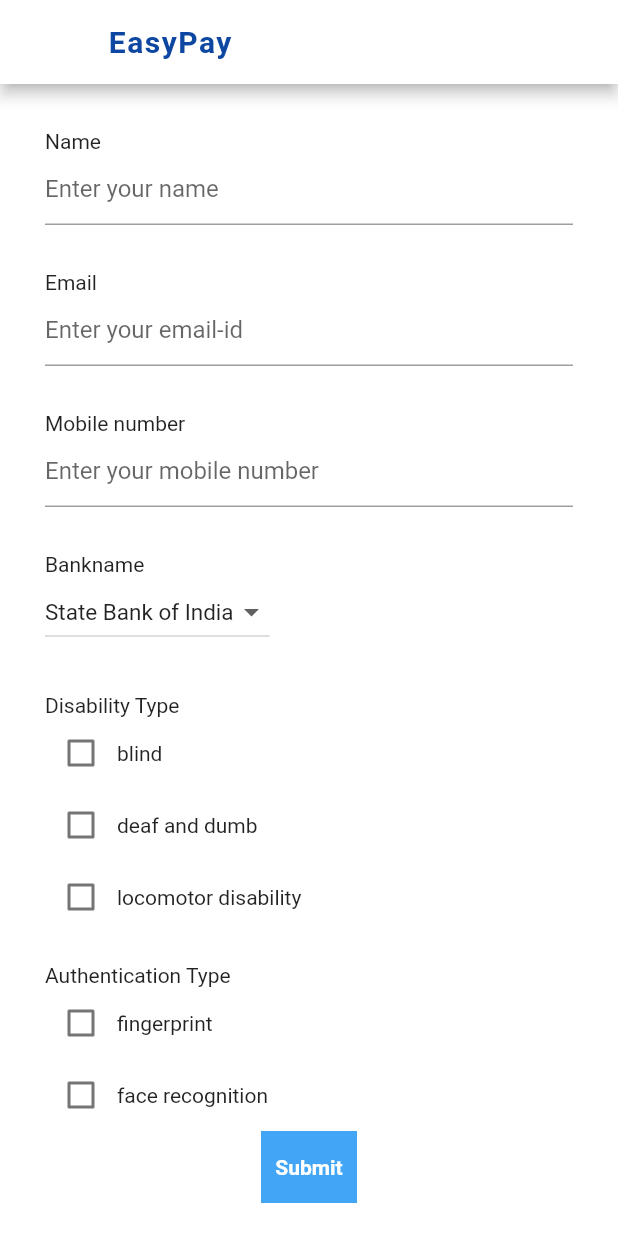
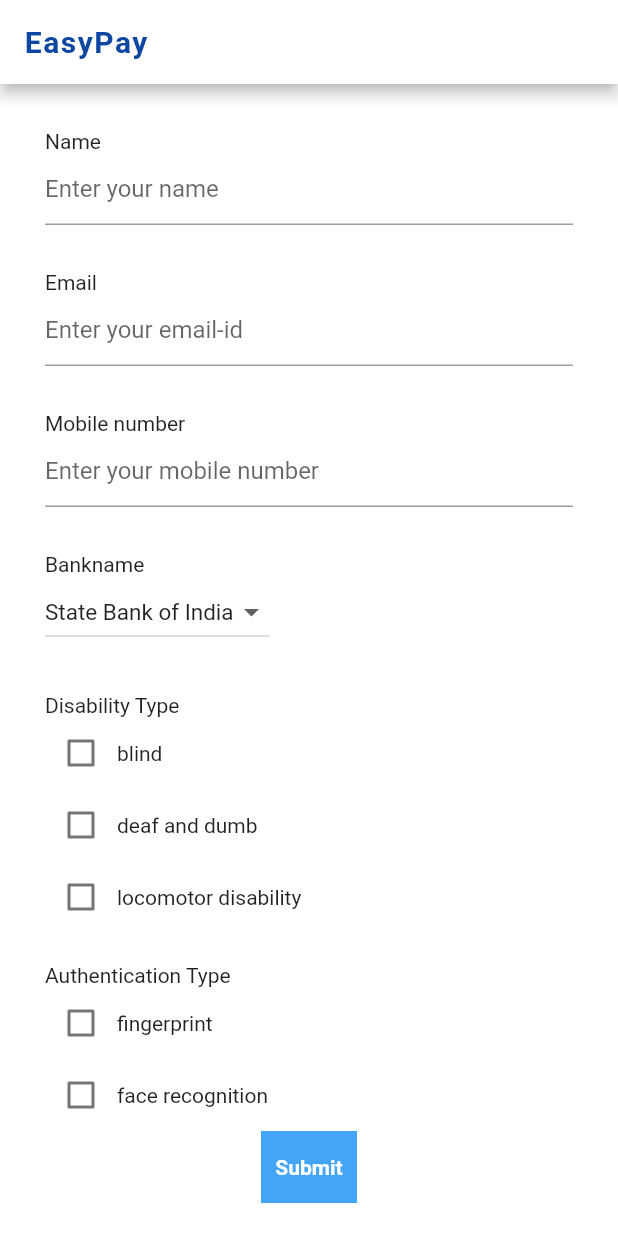
Before and after one commit to Joshitha4/Major-Project, a Flutter app: the screen it shows after launch, after a tap on "Yes", on a phone screen of 412 x 824 dp. Run offline on Flutter 3.47's test engine with Material 2 defaults, Android fonts, the light colour scheme and no system bars; our stand-ins replace cloud_firestore, firebase_core, firebase_database, get, local_auth, permission_handler; missing offline and left inert: local_auth_android, local_auth_ios, qrscan; accounts and stored records are empty.

Commit message:
Added a splash screen and the input qr code thing, changed colors a bit

```diff
--- a/lib/loginpage.dart
+++ b/lib/loginpage.dart
@@ -40,26 +40,44 @@ class LoginPage extends StatelessWidget {
               ),
               Container(
                 margin: EdgeInsets.only(top: 30),
-                child: ElevatedButton( //button to start scanning
+                child: ElevatedButton(
+                  style: ElevatedButton.styleFrom(
+                    backgroundColor: Colors.blue[400],
+                  ),
                   onPressed: () {
                     Navigator.push(
                       context,
                       MaterialPageRoute(builder: (context) => SignupPage()),
                     );
                   },
-                  child: Text("Yes"),
+                  child: Text(
+                      "Yes",
+                      style: TextStyle(
+                        color: Colors.white,
+                        fontWeight: FontWeight.bold,
+                      )
+                  ),
                 ),
               ),
               Container(
                 margin: EdgeInsets.only(top: 30),
-                child: ElevatedButton( //button to start scanning
+                child: ElevatedButton(
+                  style: ElevatedButton.styleFrom(
+                    backgroundColor: Colors.blue[400],
+                  ),
                   onPressed: () {
                     Navigator.push(
                       context,
                       MaterialPageRoute(builder: (context) => const Home()),
                     );
                   },
-                  child: Text("No"),
+                  child: Text(
+                      "No",
+                      style: TextStyle(
+                        color: Colors.white,
+                        fontWeight: FontWeight.bold,
+                      )
+                  ),
                 ),
               )
             ]
@@ -94,7 +112,9 @@ class _HomeState extends State<Home> {
   @override
   Widget build(BuildContext context) {
     return Scaffold(    //The random white page that appears
-
+      body: Center(
+        child: Image.asset('assets/easypaylogo.png', fit: BoxFit.cover)
+      )
     );
   }
 
@@ -109,7 +129,7 @@ class _HomeState extends State<Home> {
             options: const AuthenticationOptions(biometricOnly: true, stickyAuth: true),
             authMessages: const <AuthMessages>[
               AndroidAuthMessages(
-                signInTitle: 'Unlock Ideal Group',
+                signInTitle: 'Unlock',
                 cancelButton: 'No thanks',
               ),
               IOSAuthMessages(
--- a/lib/main.dart
+++ b/lib/main.dart
@@ -1,28 +1,5 @@
-// import 'package:flutter/material.dart';
-// import 'package:local_auth/local_auth.dart';
-//
-// import 'authentication.dart';
-//
-// void main()=> runApp(MyApp());
-//
-// class MyApp extends StatelessWidget {
-//   const MyApp({Key? key}) : super(key: key);
-//
-//   @override
-//   Widget build(BuildContext context) {
-//     return MaterialApp(
-//       debugShowCheckedModeBanner: false,
-//       title: "Fingerprint Auth",
-//       home: FingerprintAuth(),
-//     );
-//   }
-// }
 
-
-
-
-
-
+import 'dart:async';
 import 'dart:io';
 
 import 'package:flutter/material.dart';
@@ -33,19 +10,46 @@ import 'package:firebase_core/firebase_core.dart';
 void main() {
   WidgetsFlutterBinding.ensureInitialized();
   Firebase.initializeApp();
-  runApp(const MyApp());
+  runApp(MyApp());
 }
 
 class MyApp extends StatelessWidget {
-  const MyApp({super.key});
-
   @override
   Widget build(BuildContext context) {
     return MaterialApp(
+      title: 'Splash Screen',
+      theme: ThemeData(
+        primarySwatch: Colors.blue,
+      ),
+      home: MyHomePage(),
       debugShowCheckedModeBanner: false,
-      themeMode: ThemeMode.system,
-      theme: ThemeData(primarySwatch: Colors.blue),
-      home: const LoginPage(),
     );
   }
 }
+
+class MyHomePage extends StatefulWidget {
+  @override
+  _MyHomePageState createState() => _MyHomePageState();
+}
+class _MyHomePageState extends State<MyHomePage> {
+  @override
+  void initState() {
+    super.initState();
+    Timer(Duration(seconds: 3),
+            ()=>Navigator.pushReplacement(context,
+            MaterialPageRoute(builder:
+                (context) =>
+                LoginPage()
+            )
+        )
+    );
+  }
+  @override
+  Widget build(BuildContext context) {
+    return Container(
+        color: Colors.white,
+        child:Image.asset('assets/easypaylogo.png')
+        // child:FlutterLogo(size:MediaQuery.of(context).size.height)
+    );
+  }
+}
--- a/lib/signup.dart
+++ b/lib/signup.dart
@@ -1,3 +1,4 @@
+import 'package:easy_pay_app/homepage.dart';
 import 'package:easy_pay_app/loginpage.dart';
 import 'package:flutter/material.dart';
 import 'package:get/get.dart';
@@ -63,6 +64,7 @@ class _SignupPageState extends State<SignupPage> {
             color: Colors.blue[900],
           ),
         ),
+        automaticallyImplyLeading: false,
       ),
       body: SingleChildScrollView(
         child: Padding(
@@ -82,7 +84,7 @@ class _SignupPageState extends State<SignupPage> {
                 ),
                 keyboardType: TextInputType.name,
                 style: TextStyle(
-                    color: Colors.deepOrange
+                    color: Colors.black87
                 ),
               ),
               SizedBox(height: 30.0,),
@@ -97,7 +99,7 @@ class _SignupPageState extends State<SignupPage> {
                 ),
                 keyboardType: TextInputType.emailAddress,
                 style: TextStyle(
-                    color: Colors.deepOrange
+                    color: Colors.black87
                 ),
               ),
               SizedBox(height: 30.0,),
@@ -112,7 +114,7 @@ class _SignupPageState extends State<SignupPage> {
                 ),
                 keyboardType: TextInputType.phone,
                 style: TextStyle(
-                    color: Colors.deepOrange
+                    color: Colors.black87
                 ),
               ),
               SizedBox(height: 30.0,),
@@ -192,9 +194,10 @@ class _SignupPageState extends State<SignupPage> {
                           authentication: _auth_methods
                       );
                       await userRepo.createUser(user);
+
                       Navigator.push(
                         context,
-                        MaterialPageRoute(builder: (context) => const LoginPage()),
+                        MaterialPageRoute(builder: (context) => const Home()),
                       );
 
                     },
```
Also changed, not shown: lib/authentication_page.dart (+4 -4 lines), lib/qrscanner.dart (+42 -4 lines), pubspec.yaml (+4 -3 lines), assets/easypaylogo.png (added), lib/profilepage.dart (added), 3 other files.
